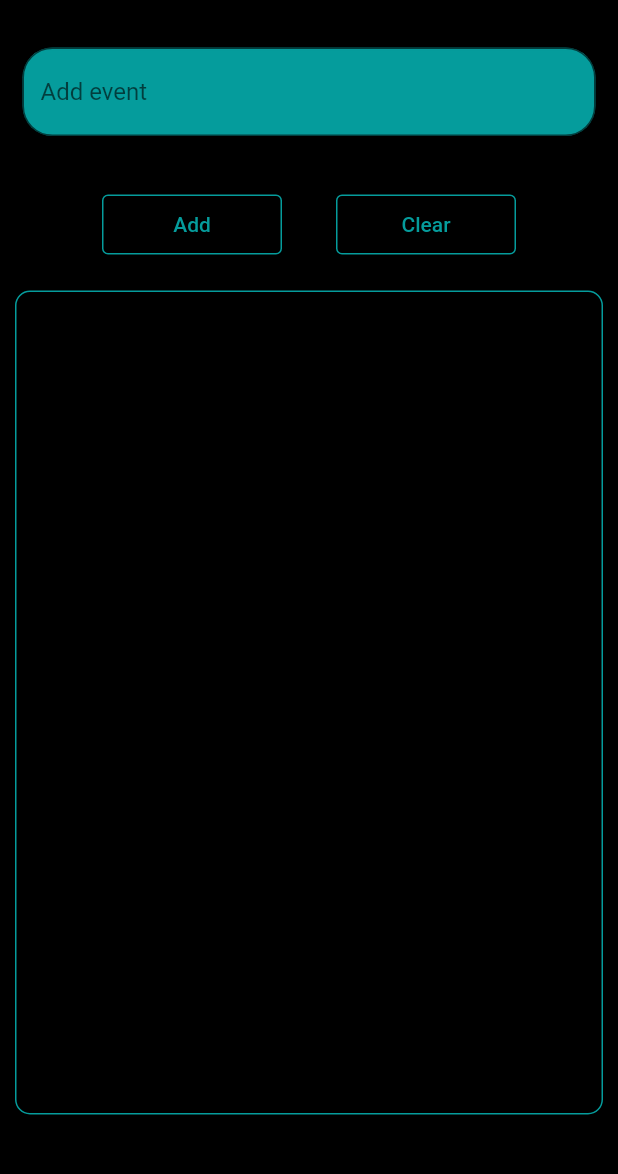
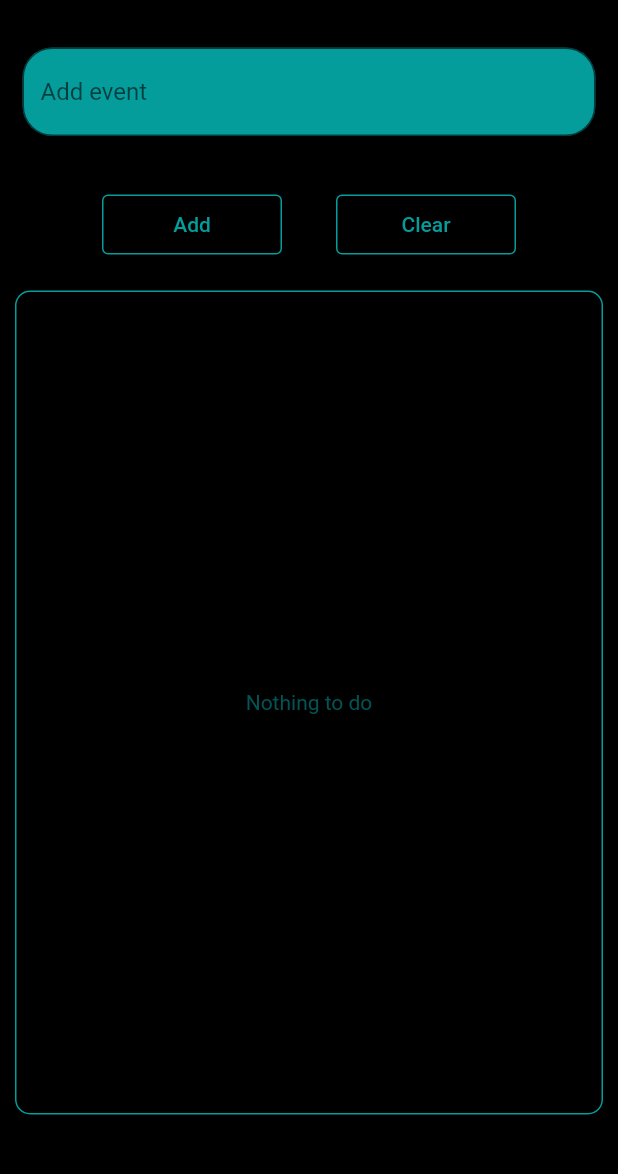
Before and after one commit to matev0syan/ToDoList, a Flutter app: the screen it shows after launch, on a phone screen of 412 x 824 dp, the part 59-1233 px from its top. Run offline on Flutter 3.47's test engine with Material 2 defaults, Android fonts, the phone set to English and light mode, and no system bars; our stand-ins replace bloc, equatable, flutter_bloc; Roboto replaces fonts that are missing (Times New Roman).

Commit message:
type change

```diff
--- a/lib/BLoC/todo_event.dart
+++ b/lib/BLoC/todo_event.dart
@@ -1,12 +1,16 @@
 part of 'todo_bloc.dart';
 
-@immutable
 abstract class TodoEvent {}
 
-class ToDoAdd extends TodoEvent {}
+class ToDoAdd extends TodoEvent {
+  String input;
 
-class ToDoClear extends TodoEvent {}
+  ToDoAdd({required this.input});
+}
 
 class ToDoDone extends TodoEvent {}
 
-class ToDoDelete extends TodoEvent {}
+class ToDoDelete extends TodoEvent {
+  int id;
+  ToDoDelete({required this.id});
+}
--- /dev/null
+++ b/lib/BLoC/todo_item.dart
@@ -0,0 +1,15 @@
+import 'package:equatable/equatable.dart';
+
+class Item extends Equatable {
+  String text;
+
+  Item({required this.text});
+
+  @override
+  // TODO: implement stringify
+  bool? get stringify => true;
+  @override
+  List<Object> get props {
+    return [text];
+  }
+}
--- a/lib/BLoC/todo_state.dart
+++ b/lib/BLoC/todo_state.dart
@@ -1,7 +1,8 @@
 part of 'todo_bloc.dart';
 
 class TodoState {
-  List toDoAdd;
-  List index;
-  TodoState({required this.index, required this.toDoAdd});
+  // List<Item> todoItems;
+  List<Item> todoItems;
+
+  TodoState({required this.todoItems});
 }
--- a/lib/input_components/button_add.dart
+++ /dev/null
@@ -1,33 +0,0 @@
-import 'package:flutter/material.dart';
-import 'package:flutter_bloc/flutter_bloc.dart';
-import 'package:todolist/BLoC/todo_bloc.dart';
-
-class ButtonAdd extends StatefulWidget {
-  const ButtonAdd({Key? key}) : super(key: key);
-
-  @override
-  State<ButtonAdd> createState() => _ButtonAddState();
-}
-
-class _ButtonAddState extends State<ButtonAdd> {
-  @override
-  Widget build(BuildContext context) {
-    return Padding(
-      padding: const EdgeInsets.fromLTRB(60, 20, 20, 10),
-      child: ElevatedButton(
-        style: ElevatedButton.styleFrom(
-          minimumSize: const Size(120, 40),
-          side: const BorderSide(
-            color: Color.fromARGB(255, 5, 156, 156),
-          ),
-          primary: const Color.fromARGB(255, 0, 0, 0),
-          onPrimary: const Color.fromARGB(255, 5, 156, 156),
-        ),
-        child: const Text('Add'),
-        onPressed: () {
-          context.read<TodoBloc>().add(ToDoAdd());
-        },
-      ),
-    );
-  }
-}
--- a/lib/input_components/button_clear.dart
+++ /dev/null
@@ -1,33 +0,0 @@
-import 'package:flutter/material.dart';
-import 'package:flutter_bloc/flutter_bloc.dart';
-import '../BLoC/todo_bloc.dart';
-
-class ButtonClear extends StatefulWidget {
-  const ButtonClear({Key? key}) : super(key: key);
-
-  @override
-  State<ButtonClear> createState() => _ButtonClearState();
-}
-
-class _ButtonClearState extends State<ButtonClear> {
-  @override
-  Widget build(BuildContext context) {
-    return Padding(
-      padding: const EdgeInsets.fromLTRB(0, 20, 60, 10),
-      child: ElevatedButton(
-        style: ElevatedButton.styleFrom(
-          minimumSize: const Size(120, 40),
-          side: const BorderSide(
-            color: Color.fromARGB(255, 5, 156, 156),
-          ),
-          primary: const Color.fromARGB(255, 0, 0, 0),
-          onPrimary: const Color.fromARGB(255, 5, 156, 156),
-        ),
-        child: const Text('Clear'),
-        onPressed: () {
-          context.read<TodoBloc>().add(ToDoClear());
-        },
-      ),
-    );
-  }
-}
--- a/lib/input_components/input_space.dart
+++ /dev/null
@@ -1,32 +0,0 @@
-import 'package:flutter/material.dart';
-
-var inputText = TextEditingController();
-
-class InputSpace extends StatefulWidget {
-  const InputSpace({Key? key}) : super(key: key);
-
-  @override
-  State<InputSpace> createState() => _InputSpaceState();
-}
-
-class _InputSpaceState extends State<InputSpace> {
-  @override
-  Widget build(BuildContext context) {
-    //  String UserAdd = '';
-    return StreamBuilder<String>(builder: (context, snapshot) {
-      return Padding(
-        padding: const EdgeInsets.all(15.0),
-        child: TextField(
-          onChanged: (String value) {},
-          controller: inputText,
-          decoration: InputDecoration(
-              hintText: 'Add event',
-              border:
-                  OutlineInputBorder(borderRadius: BorderRadius.circular(20)),
-              fillColor: const Color.fromARGB(255, 5, 156, 156),
-              filled: true),
-        ),
-      );
-    });
-  }
-}
--- a/lib/main.dart
+++ b/lib/main.dart
@@ -1,7 +1,7 @@
 import 'package:flutter/material.dart';
 import 'package:flutter_bloc/flutter_bloc.dart';
-import 'package:todolist/BLoC/todo_bloc.dart';
 import 'todoapp.dart';
+import 'package:todolist/bloc/todo_bloc.dart';
 
 void main() => runApp(const MyApp());
 
--- a/lib/todoapp.dart
+++ b/lib/todoapp.dart
@@ -1,7 +1,5 @@
 import 'package:flutter/material.dart';
-import 'input_components/button_add.dart';
-import 'input_components/button_clear.dart';
-import 'input_components/input_space.dart';
+import 'todolist_components/input_space.dart';
 import 'todolist_components/todolist_contanier.dart';
 
 class ToDoApp extends StatelessWidget {
@@ -24,14 +22,7 @@ class ToDoApp extends StatelessWidget {
       ),
       body: Column(
         children: [
-          const InputSpace(),
-          Row(
-            mainAxisAlignment: MainAxisAlignment.spaceAround,
-            children: const [
-              ButtonAdd(),
-              ButtonClear(),
-            ],
-          ),
+         InputSpace(),
           const ToDoContainer(),
         ],
       ),
--- /dev/null
+++ b/lib/todolist_components/input_space.dart
@@ -0,0 +1,76 @@
+import 'package:flutter/material.dart';
+import 'package:flutter_bloc/flutter_bloc.dart';
+import 'package:todolist/todolist_components/toto_list.dart';
+
+import '../bloc/todo_bloc.dart';
+
+final inputText = TextEditingController();
+
+class InputSpace extends StatelessWidget {
+  InputSpace({Key? key}) : super(key: key);
+
+  @override
+  Widget build(BuildContext context) {
+    return Column(
+      children: [
+        Padding(
+          padding: const EdgeInsets.all(15.0),
+          child: TextField(
+            onChanged: (String value) {},
+            controller: inputText,
+            decoration: InputDecoration(
+                hintText: 'Add event',
+                border:
+                    OutlineInputBorder(borderRadius: BorderRadius.circular(20)),
+                fillColor: const Color.fromARGB(255, 5, 156, 156),
+                filled: true),
+          ),
+        ),
+        Row(
+          mainAxisAlignment: MainAxisAlignment.spaceAround,
+          children: [
+            Padding(
+              padding: const EdgeInsets.fromLTRB(60, 20, 20, 10),
+              child: ElevatedButton(
+                style: ElevatedButton.styleFrom(
+                  minimumSize: const Size(120, 40),
+                  side: const BorderSide(
+                    color: Color.fromARGB(255, 5, 156, 156),
+                  ),
+                  primary: const Color.fromARGB(255, 0, 0, 0),
+                  onPrimary: const Color.fromARGB(255, 5, 156, 156),
+                ),
+                child: const Text('Add'),
+                onPressed: () {
+                  ind = 1;
+                  indexs++;
+                  context.read<TodoBloc>().add(ToDoAdd(input: inputText.text));
+                  inputText.clear();
+                  // BlocProvider.of<TodoBloc>(context)
+                  //     .add(ToDoAdd(input: inputText.text));
+                },
+              ),
+            ),
+            Padding(
+              padding: const EdgeInsets.fromLTRB(0, 20, 60, 10),
+              child: ElevatedButton(
+                style: ElevatedButton.styleFrom(
+                  minimumSize: const Size(120, 40),
+                  side: const BorderSide(
+                    color: Color.fromARGB(255, 5, 156, 156),
+                  ),
+                  primary: const Color.fromARGB(255, 0, 0, 0),
+                  onPrimary: const Color.fromARGB(255, 5, 156, 156),
+                ),
+                child: const Text('Clear'),
+                onPressed: () {
+                  inputText.clear();
+                },
+              ),
+            )
+          ],
+        ),
+      ],
+    );
+  }
+}
--- a/lib/todolist_components/to_do.dart
+++ /dev/null
@@ -1,58 +0,0 @@
-import 'package:flutter/material.dart';
-import 'package:flutter_bloc/flutter_bloc.dart';
-import 'package:todolist/BLoC/todo_bloc.dart';
-
-class ToDO extends StatefulWidget {
-  const ToDO({Key? key, this.text1 = ''}) : super(key: key);
-  final String text1;
-
-  @override
-  State<ToDO> createState() => _ToDOState();
-}
-
-class _ToDOState extends State<ToDO> {
-  @override
-  Widget build(BuildContext context) {
-    return BlocBuilder<TodoBloc, TodoState>(
-      builder: (context, state) {
-        return ListView.builder(
-            shrinkWrap: true,
-            itemCount: state.toDoAdd.length,
-            itemBuilder: (BuildContext context, int index) {
-              return Card(
-                  color: const Color.fromARGB(255, 5, 156, 156),
-                  borderOnForeground: true,
-                  child: Padding(
-                    padding: const EdgeInsets.fromLTRB(20, 5, 20, 5),
-                    child: Row(
-                      mainAxisAlignment: MainAxisAlignment.spaceBetween,
-                      children: [
-                        Text("${state.index[index]}"),
-                        Text("${state.toDoAdd[index]}"),
-                        Row(
-                          children: [
-                            IconButton(
-                              icon: const Icon(Icons.done_outline),
-                              onPressed: () {
-                                indexs = index;
-                                context.read<TodoBloc>().add(ToDoDone());
-                              },
-                            ),
-                            IconButton(
-                              icon: const Icon(Icons.delete_outline),
-                              onPressed: () {
-                                indexs = index;
-
-                                context.read<TodoBloc>().add(ToDoDelete());
-                              },
-                            ),
-                          ],
-                        )
-                      ],
-                    ),
-                  ));
-            });
-      },
-    );
-  }
-}
--- a/lib/todolist_components/todolist_contanier.dart
+++ b/lib/todolist_components/todolist_contanier.dart
@@ -1,5 +1,5 @@
 import 'package:flutter/material.dart';
-import 'to_do.dart';
+import 'toto_list.dart';
 
 class ToDoContainer extends StatelessWidget {
   const ToDoContainer({Key? key}) : super(key: key);
--- /dev/null
+++ b/lib/todolist_components/toto_list.dart
@@ -0,0 +1,78 @@
+import 'package:equatable/equatable.dart';
+import 'package:flutter/material.dart';
+import 'package:flutter_bloc/flutter_bloc.dart';
+import 'package:todolist/bloc/todo_item.dart';
+
+import '../bloc/todo_bloc.dart';
+import 'input_space.dart';
+
+int ind = 0;
+Color colortodo = Color.fromARGB(255, 5, 156, 156);
+
+class ToDO extends StatefulWidget {
+  const ToDO({Key? key, this.text1 = ''}) : super(key: key);
+  final String text1;
+
+  @override
+  State<ToDO> createState() => _ToDOState();
+}
+
+class _ToDOState extends State<ToDO> {
+  @override
+  Widget build(BuildContext context) {
+    return BlocBuilder<TodoBloc, TodoState>(
+      builder: (context, state) {
+        if (ind == 1) {
+          return ListView.builder(
+              shrinkWrap: true,
+              itemCount: indexs,
+              itemBuilder: (BuildContext context, int index) {
+                return Card(
+                    color: colortodo,
+                    borderOnForeground: true,
+                    child: Padding(
+                      padding: const EdgeInsets.fromLTRB(20, 5, 20, 5),
+                      child: Row(
+                        mainAxisAlignment: MainAxisAlignment.spaceBetween,
+                        children: [
+                          Text("${index + 1}"),
+                          Text('${state.todoItems[index]}'),
+                          Row(
+                            children: [
+                              IconButton(
+                                icon: const Icon(Icons.done_outline),
+                                onPressed: () {
+                                  colortodo = Colors.red;
+                                  // context.read<TodoBloc>().add(ToDoDone());
+                                },
+                              ),
+                              IconButton(
+                                icon: const Icon(Icons.delete_outline),
+                                onPressed: () {
+                                  indexs = index;
+                                  context
+                                      .read<TodoBloc>()
+                                      .add(ToDoDelete(id: indexs));
+                                },
+                              ),
+                            ],
+                          )
+                        ],
+                      ),
+                    ));
+              });
+        } else {
+          return Center(
+              child: Container(
+            child: Text(
+              'Nothing to do',
+              style: TextStyle(
+                  color: Color.fromARGB(137, 5, 156, 156),
+                  fontFamily: 'Times New Roman'),
+            ),
+          ));
+        }
+      },
+    );
+  }
+}
--- a/pubspec.yaml
+++ b/pubspec.yaml
@@ -35,6 +35,7 @@ dependencies:
   # Use with the CupertinoIcons class for iOS style icons.
   cupertino_icons: ^1.0.2
   flutter_bloc: ^8.0.1
+  equatable: ^2.0.3
 
 dev_dependencies:
   flutter_test:
```
Also changed, not shown: lib/BLoC/todo_bloc.dart (+11 -22 lines), pubspec.lock.
